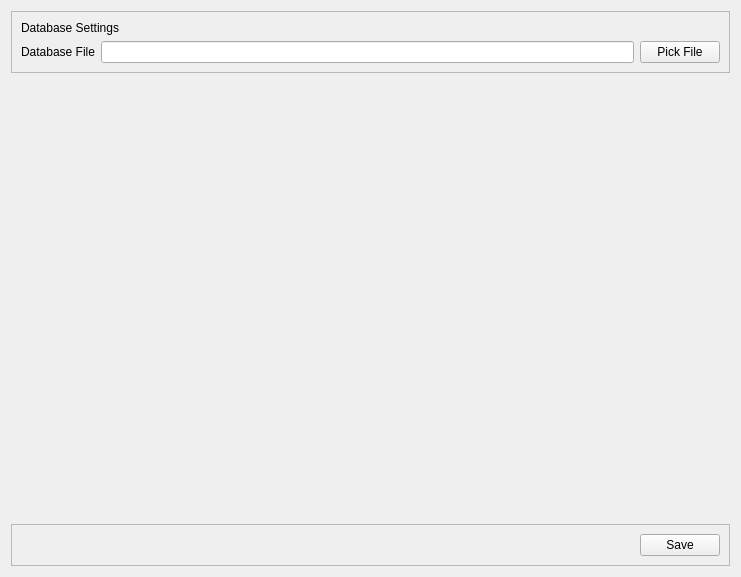
This is src/settings/settingswidget.ui in lambda-snail/juno as Qt 5 draws it before an edit. The edited form follows.
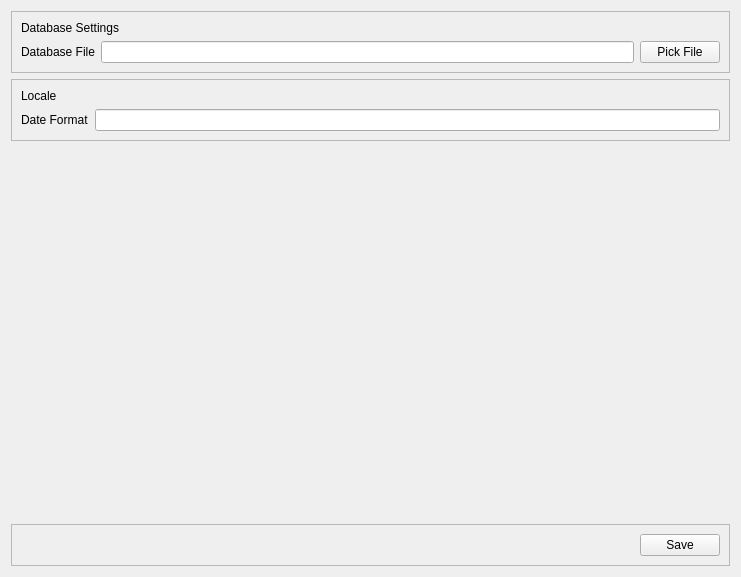
This is the edited form.

Commit message: add date format settings (works for delegates but not sql table models yet)

```diff
--- a/src/settings/settingswidget.ui
+++ b/src/settings/settingswidget.ui
@@ -57,6 +57,39 @@
      </layout>
     </widget>
    </item>
+   <item>
+    <widget class="QFrame" name="frame_3">
+     <property name="frameShape">
+      <enum>QFrame::Shape::StyledPanel</enum>
+     </property>
+     <property name="frameShadow">
+      <enum>QFrame::Shadow::Raised</enum>
+     </property>
+     <layout class="QVBoxLayout" name="verticalLayout_3">
+      <item>
+       <widget class="QLabel" name="label_3">
+        <property name="text">
+         <string>Locale</string>
+        </property>
+       </widget>
+      </item>
+      <item>
+       <layout class="QHBoxLayout" name="horizontalLayout_3">
+        <item>
+         <widget class="QLabel" name="dateFormatLabel">
+          <property name="text">
+           <string>Date Format</string>
+          </property>
+         </widget>
+        </item>
+        <item>
+         <widget class="QLineEdit" name="dateFormatInput"/>
+        </item>
+       </layout>
+      </item>
+     </layout>
+    </widget>
+   </item>
    <item>
     <spacer name="verticalSpacer">
      <property name="orientation">
```
The commit also changes 15 other files.
